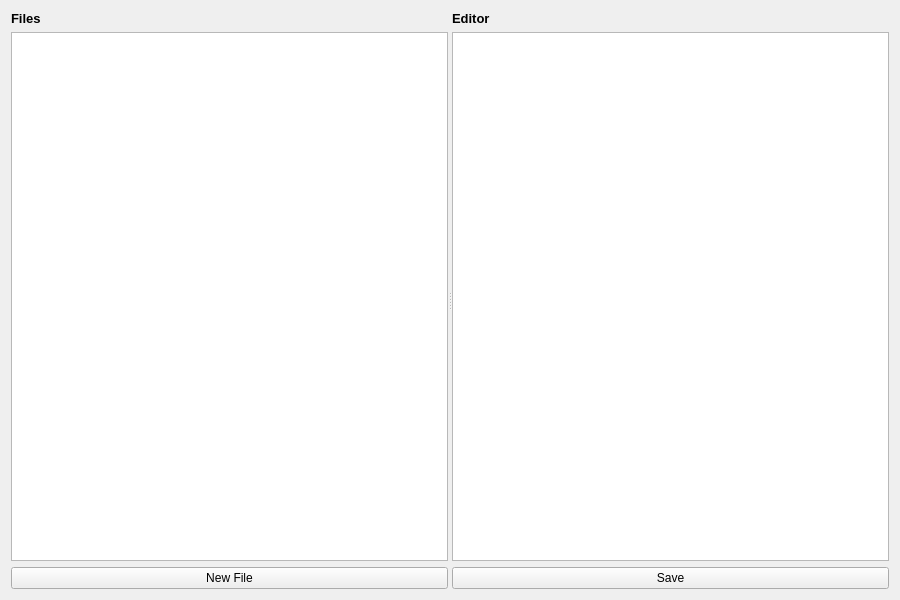
Qt form note.ui (SANLEIGO/QtBasedApp) before a commit.
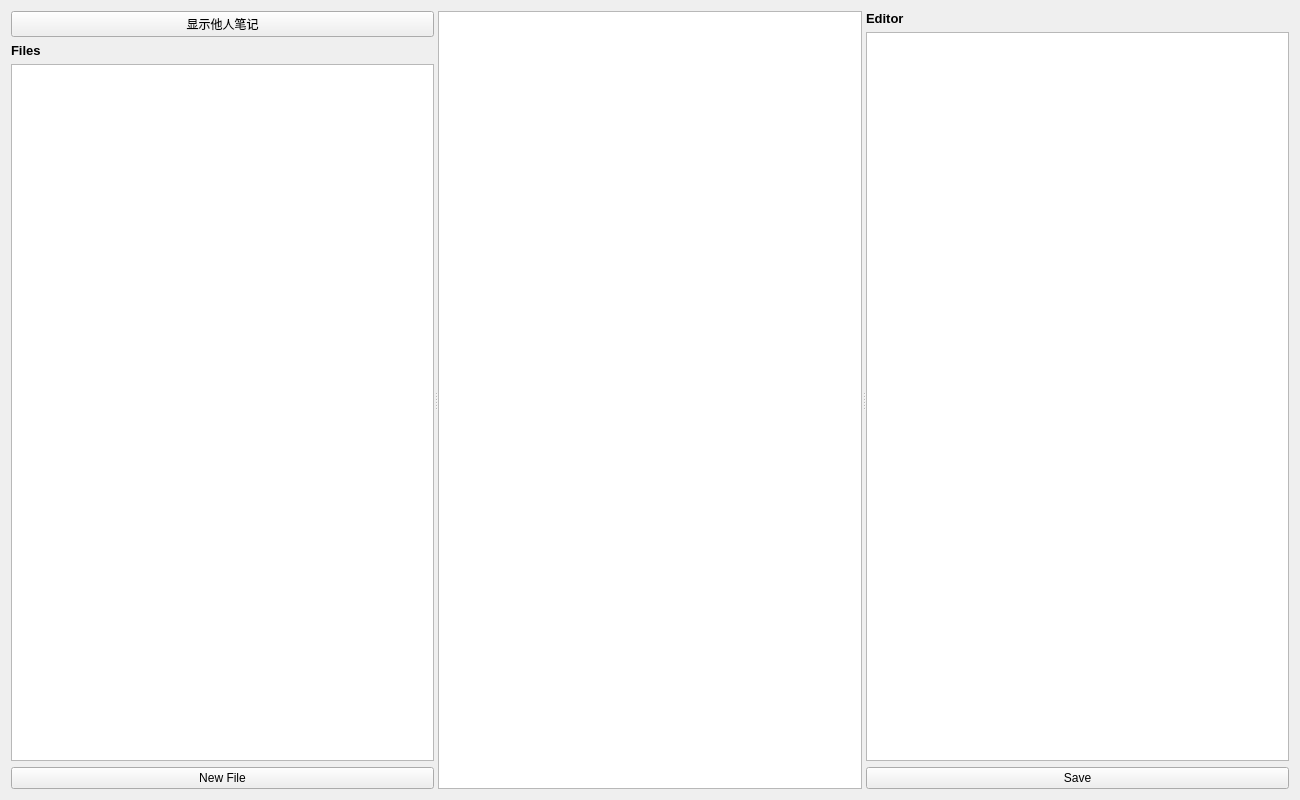
The same form after that commit.

Commit message: Note sharing function added

What changed in the file:
```diff
--- a/note.ui
+++ b/note.ui
@@ -4,18 +4,12 @@
  <widget class="QWidget" name="Note">
   <property name="geometry">
    <rect>
-    <x>13</x>
-    <y>13</y>
-    <width>900</width>
-    <height>600</height>
+    <x>0</x>
+    <y>0</y>
+    <width>1300</width>
+    <height>800</height>
    </rect>
   </property>
-  <property name="minimumSize">
-   <size>
-    <width>900</width>
-    <height>600</height>
-   </size>
-  </property>
   <property name="windowTitle">
    <string>Text Editor</string>
   </property>
@@ -27,12 +21,24 @@
      </property>
      <widget class="QWidget" name="fileWidget" native="true">
       <layout class="QVBoxLayout" name="verticalLayout_2">
+       <item>
+        <widget class="QPushButton" name="showOtherNotesButton">
+         <property name="sizePolicy">
+          <sizepolicy hsizetype="Preferred" vsizetype="Fixed">
+           <horstretch>0</horstretch>
+           <verstretch>0</verstretch>
+          </sizepolicy>
+         </property>
+         <property name="text">
+          <string>显示他人笔记</string>
+         </property>
+        </widget>
+       </item>
        <item>
         <widget class="QLabel" name="fileLabel">
          <property name="font">
           <font>
            <pointsize>10</pointsize>
-           <weight>75</weight>
            <bold>true</bold>
           </font>
          </property>
@@ -42,10 +48,23 @@
         </widget>
        </item>
        <item>
-        <widget class="QListView" name="fileListView"/>
+        <widget class="QListView" name="fileListView">
+         <property name="sizePolicy">
+          <sizepolicy hsizetype="Expanding" vsizetype="Expanding">
+           <horstretch>0</horstretch>
+           <verstretch>0</verstretch>
+          </sizepolicy>
+         </property>
+        </widget>
        </item>
        <item>
         <widget class="QPushButton" name="newFileButton">
+         <property name="sizePolicy">
+          <sizepolicy hsizetype="Preferred" vsizetype="Fixed">
+           <horstretch>0</horstretch>
+           <verstretch>0</verstretch>
+          </sizepolicy>
+         </property>
          <property name="text">
           <string>New File</string>
          </property>
@@ -53,14 +72,24 @@
        </item>
       </layout>
      </widget>
-     <widget class="QWidget" name="editorWidget" native="true">
+     <widget class="QListView" name="otherFileListView">
+      <property name="sizePolicy">
+       <sizepolicy hsizetype="Expanding" vsizetype="Expanding">
+        <horstretch>0</horstretch>
+        <verstretch>0</verstretch>
+       </sizepolicy>
+      </property>
+      <property name="visible">
+       <bool>false</bool>
+      </property>
+     </widget>
+     <widget class="QWidget" name="editorWidget">
       <layout class="QVBoxLayout" name="verticalLayout_3">
        <item>
         <widget class="QLabel" name="editorLabel">
          <property name="font">
           <font>
            <pointsize>10</pointsize>
-           <weight>75</weight>
            <bold>true</bold>
           </font>
          </property>
@@ -70,7 +99,17 @@
         </widget>
        </item>
        <item>
-        <widget class="QTextEdit" name="textEdit"/>
+        <widget class="QTextEdit" name="textEdit">
+         <property name="enabled">
+          <bool>true</bool>
+         </property>
+         <property name="sizePolicy">
+          <sizepolicy hsizetype="Expanding" vsizetype="Expanding">
+           <horstretch>0</horstretch>
+           <verstretch>0</verstretch>
+          </sizepolicy>
+         </property>
+        </widget>
        </item>
        <item>
         <widget class="QPushButton" name="saveButton">
```
Left out of the diff: 4 changed lines with no effect on the pictures. The commit also changes 9 other files.
